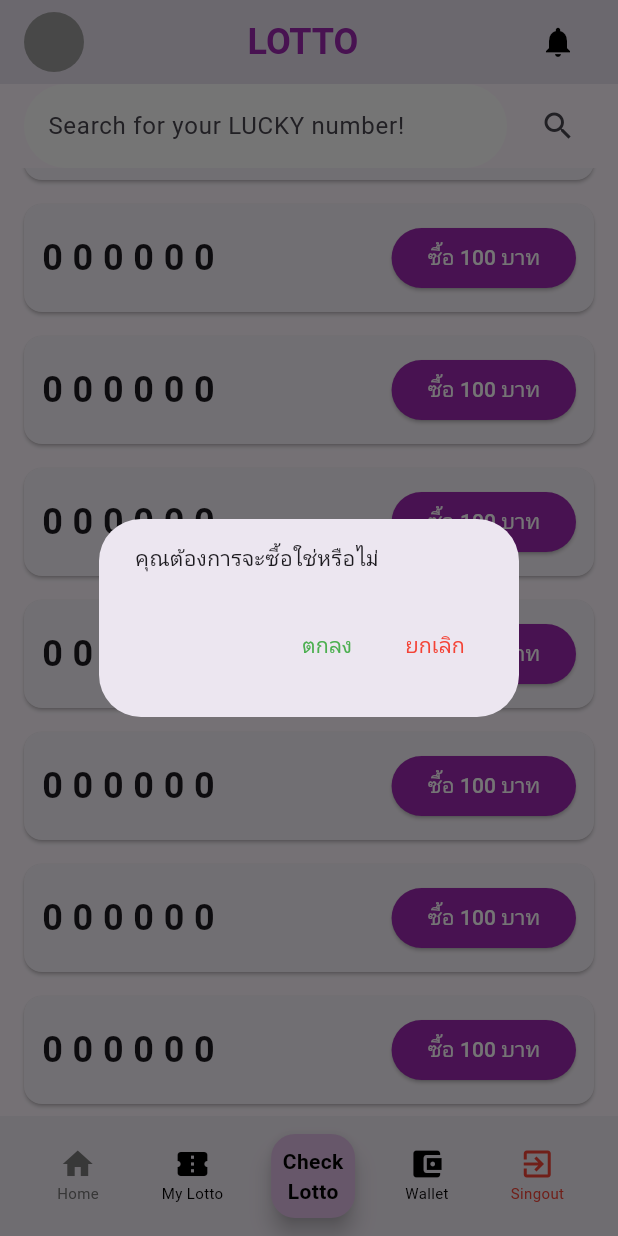
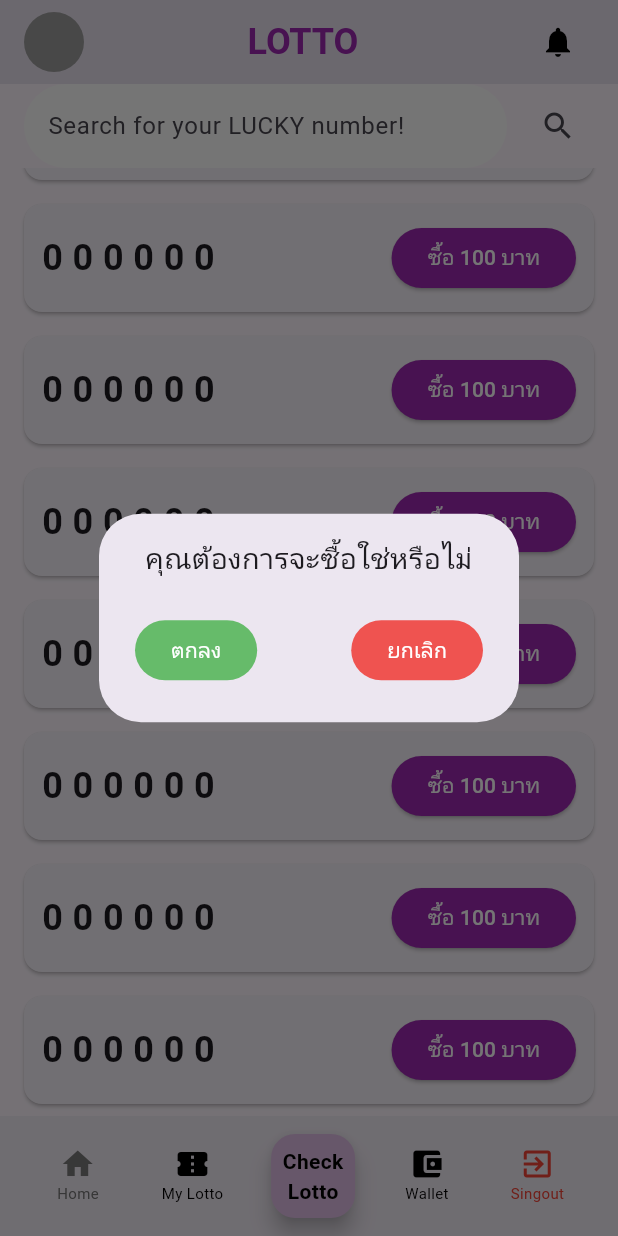
Before and after one commit to LilithZ00/LottoProject, a Flutter app: the HomePage screen opened directly, scrolled down 248 dp, after a tap on "ซื้อ 100 บาท", on a phone screen of 412 x 824 dp. Run offline on Flutter 3.47's test engine with Material 3 defaults, Android fonts, the light colour scheme and no system bars.

Commit message:
Initial commit

```diff
--- a/lib/pages/HomePage.dart
+++ b/lib/pages/HomePage.dart
@@ -3,6 +3,10 @@ import 'package:lottoproject/pages/LoginPage.dart';
 
 class HomePage extends StatelessWidget {
   const HomePage({super.key});
+
+  // ทดสอบถ้าเปลี่ยนเลข pop ออกก่อน
+  final int walletBalance = 50;
+  final int ticketPrice = 100;
 
   @override
   Widget build(BuildContext context) {
@@ -14,8 +18,7 @@ class HomePage extends StatelessWidget {
           mainAxisAlignment: MainAxisAlignment.spaceBetween,
           children: [
             GestureDetector(
-              onTap: () {
-              },
+              onTap: () {},
               child: const CircleAvatar(
                 backgroundColor: Colors.grey,
                 radius: 20,
@@ -31,8 +34,7 @@ class HomePage extends StatelessWidget {
             ),
             IconButton(
               icon: const Icon(Icons.notifications, color: Colors.black),
-              onPressed: () {
-              },
+              onPressed: () {},
             ),
           ],
         ),
@@ -60,8 +62,7 @@ class HomePage extends StatelessWidget {
                 const SizedBox(width: 10),
                 IconButton(
                   icon: const Icon(Icons.search),
-                  onPressed: () {
-                  },
+                  onPressed: () {},
                 ),
               ],
             ),
@@ -119,16 +120,24 @@ class HomePage extends StatelessWidget {
               icon: Column(
                 children: [
                   Icon(Icons.home, color: Color.fromARGB(255, 123, 123, 123)),
-                  Text('Home', style: TextStyle(color: Color.fromARGB(255, 117, 117, 117),fontSize: 10,)),
+                  Text('Home',
+                      style: TextStyle(
+                        color: Color.fromARGB(255, 117, 117, 117),
+                        fontSize: 10,
+                      )),
                 ],
               ),
-              onPressed:  null,
+              onPressed: null,
             ),
             IconButton(
               icon: const Column(
                 children: [
                   Icon(Icons.confirmation_number, color: Colors.black),
-                  Text('My Lotto', style: TextStyle(color: Color.fromARGB(255, 0, 0, 0),fontSize: 10,)),
+                  Text('My Lotto',
+                      style: TextStyle(
+                        color: Color.fromARGB(255, 0, 0, 0),
+                        fontSize: 10,
+                      )),
                 ],
               ),
               onPressed: () => mylotto(context),
@@ -176,7 +185,11 @@ class HomePage extends StatelessWidget {
               icon: const Column(
                 children: [
                   Icon(Icons.account_balance_wallet, color: Colors.black),
-                  Text('Wallet', style: TextStyle(color: Color.fromARGB(255, 0, 0, 0),fontSize: 10,)),
+                  Text('Wallet',
+                      style: TextStyle(
+                        color: Color.fromARGB(255, 0, 0, 0),
+                        fontSize: 10,
+                      )),
                 ],
               ),
               onPressed: () => wallet(context),
@@ -185,7 +198,11 @@ class HomePage extends StatelessWidget {
               icon: const Column(
                 children: [
                   Icon(Icons.exit_to_app, color: Colors.red),
-                  Text('Singout', style: TextStyle(color: Color.fromARGB(255, 244, 67, 54),fontSize: 10,)),
+                  Text('Singout',
+                      style: TextStyle(
+                        color: Color.fromARGB(255, 244, 67, 54),
+                        fontSize: 10,
+                      )),
                 ],
               ),
               onPressed: () => login(context),
@@ -195,39 +212,64 @@ class HomePage extends StatelessWidget {
       ),
     );
   }
-//แน่ใจ?
+
+  // แน่ใจ?
   void sure(BuildContext context) {
     showDialog(
       context: context,
       builder: (BuildContext context) {
         return AlertDialog(
-          content: const Text("คุณต้องการจะซื้อใช่หรือไม่"),
+          content: const Row(
+            mainAxisAlignment: MainAxisAlignment.center,
+            children: [
+              Text(
+                "คุณต้องการจะซื้อใช่หรือไม่",
+                style: TextStyle(fontSize: 19),
+              ),
+            ],
+          ),
           actions: <Widget>[
-            TextButton(
+            Row(
+              mainAxisAlignment: MainAxisAlignment.spaceBetween,
+              children: [
+                FilledButton(
+                  style: FilledButton.styleFrom(
+                    backgroundColor: Colors.green[400],
+                  ),
+                  child: const Text(
+                    "ตกลง",
+                    style: TextStyle(color: Color.fromARGB(255, 255, 255, 255)),
+                  ),
                   onPressed: () {
                     Navigator.of(context).pop();
+                    if (walletBalance >= ticketPrice) {
                       showSuccess(context);
+                    } else {
+                      showFailure(context);
+                    }
                   },
+                ),
+                FilledButton(
+                  style: FilledButton.styleFrom(
+                    backgroundColor: Colors.red[400],
+                  ),
                   child: const Text(
-                "ตกลง",
-                style: TextStyle(color: Colors.green),
+                    "ยกเลิก",
+                    style: TextStyle(color: Color.fromARGB(255, 255, 255, 255)),
                   ),
-            ),
-            TextButton(
                   onPressed: () {
                     Navigator.of(context).pop();
                   },
-              child: const Text(
-                "ยกเลิก",
-                style: TextStyle(color: Colors.red),
                 ),
+              ],
             ),
           ],
         );
       },
     );
   }
-//สำเร็จ
+
+  // สำเร็จ
   void showSuccess(BuildContext context) {
     showDialog(
       context: context,
@@ -239,6 +281,26 @@ class HomePage extends StatelessWidget {
               Icon(Icons.check, color: Colors.green, size: 50),
               SizedBox(height: 10),
               Text("ชำระเงินสำเร็จ"),
+            ],
+          ),
+        );
+      },
+    );
+  }
+
+  // ชำระเงินไม่สำเร็จ
+  void showFailure(BuildContext context) {
+    showDialog(
+      context: context,
+      builder: (BuildContext context) {
+        return const AlertDialog(
+          content: Column(
+            mainAxisSize: MainAxisSize.min,
+            children: [
+              Icon(Icons.error, color: Colors.red, size: 50),
+              SizedBox(height: 10),
+              Text("ชำระเงินไม่สำเร็จ"),
+              Text("ยอดเงินในบัญชีไม่เพียงพอ"),
             ],
           ),
         );
```
Also changed, not shown: lib/pages/RegisterPage.dart (+10 -4 lines). Lines whose indentation alone changed are shown as unchanged.
